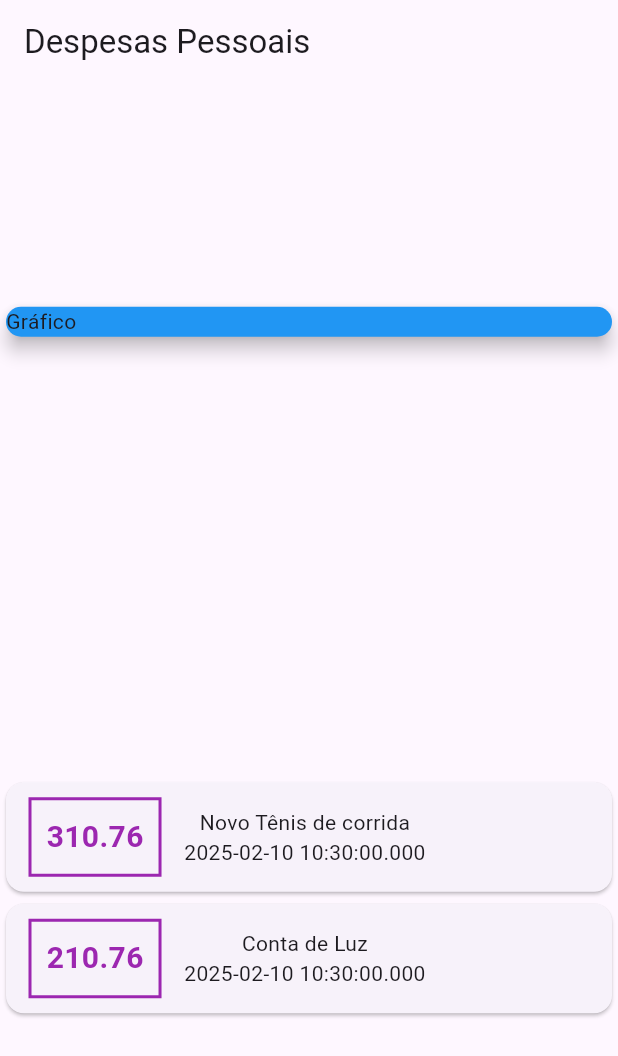
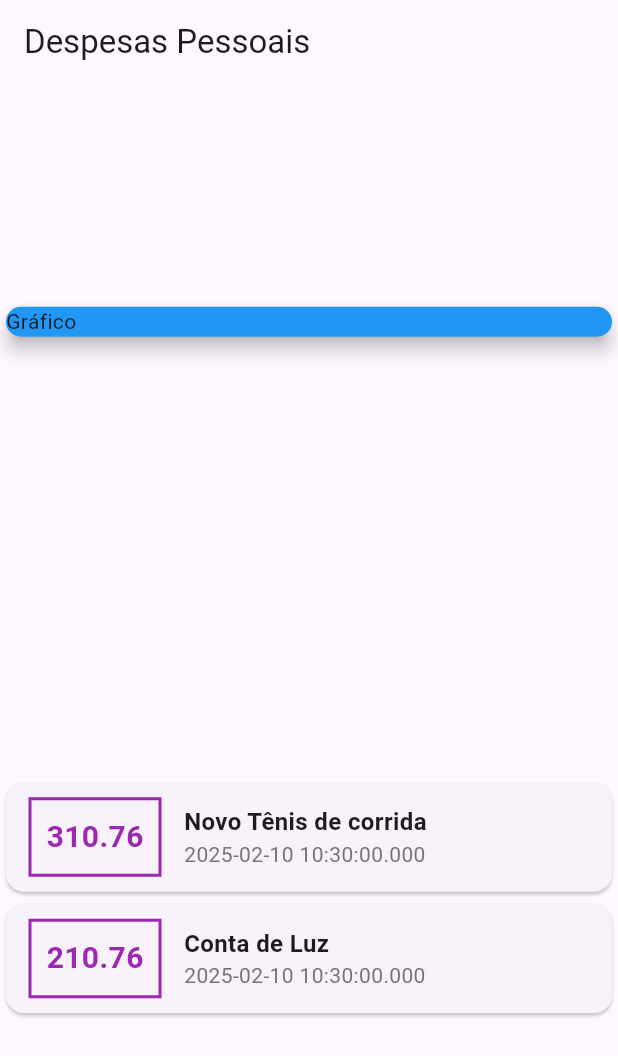
Before and after one commit to jeffersonf-alves/expenses, a Flutter app: the screen it shows after launch, on a phone screen of 412 x 824 dp. Shown: the top 1056 px of the screen. Run offline on Flutter 3.47's test engine with Material 3 defaults, Android fonts, the phone set to English and light mode, and no system bars.

Commit message:
Estilo titulo

```diff
--- a/lib/main.dart
+++ b/lib/main.dart
@@ -96,9 +96,22 @@ class MyHomePage extends StatelessWidget {
                             ),
                           ),
                           Column(
+                            crossAxisAlignment: CrossAxisAlignment.start,
                             children: [
-                              Text(tr.title),
-                              Text(tr.date.toString())
+                              Text(
+                                tr.title,
+                                style: TextStyle(
+                                  fontSize: 16,
+                                  fontWeight: FontWeight.bold,
+
+                                  )
+                                ),
+                              Text(
+                                tr.date.toString(),
+                                style: TextStyle(
+                                  color: Colors.grey[600]
+                                ),
+                                )
                             ],
                           )
                         ],
```
